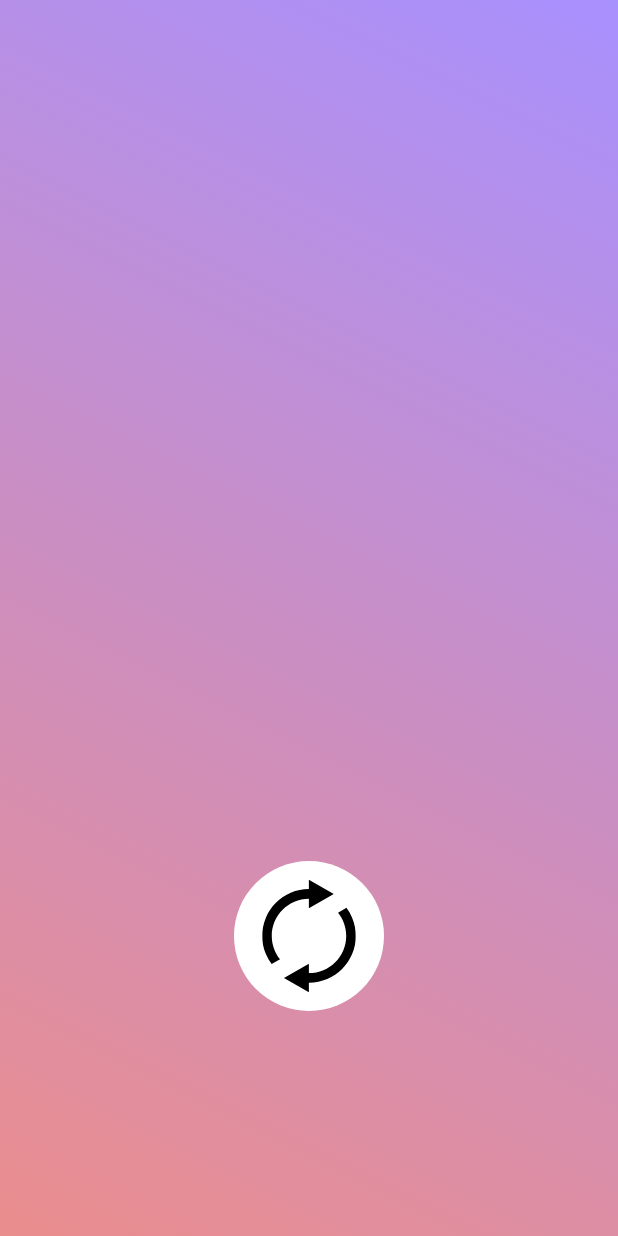
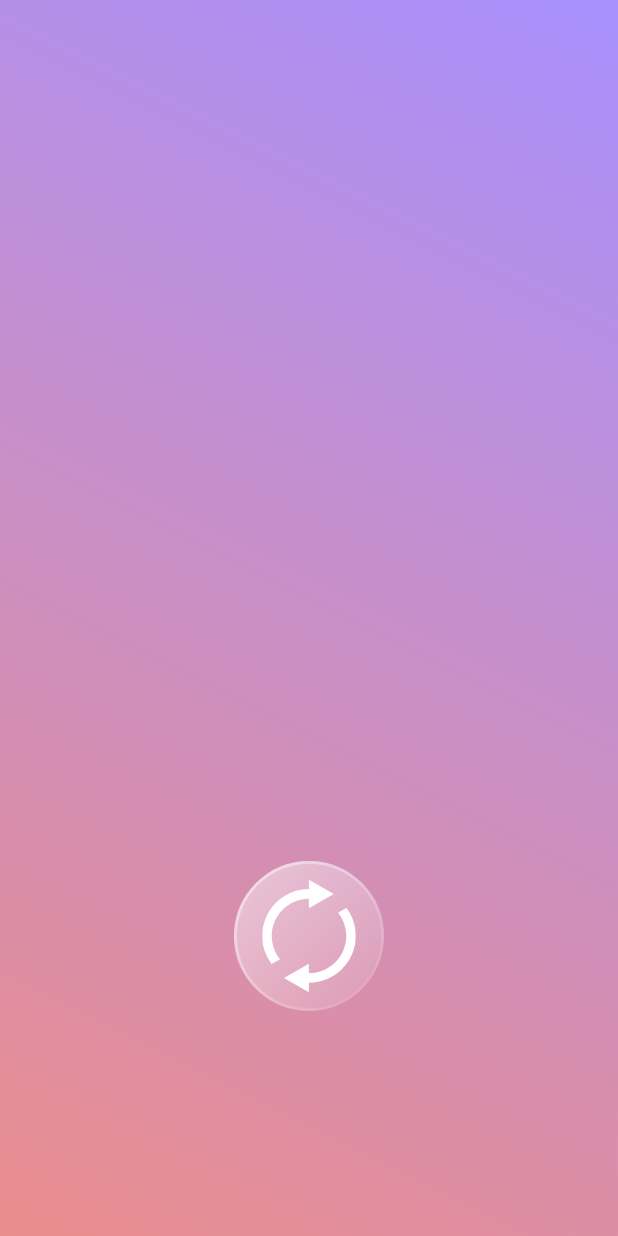
Before and after one commit to ilyasben26/awkward_silence_reborn, a Flutter app: the screen it shows after launch, on a phone screen of 412 x 824 dp. Run offline on Flutter 3.47's test engine with Material 2 defaults, Android fonts, the phone set to English and light mode, and no system bars; drawn by our look-alikes of glassmorphism; our stand-ins replace flutter_animate, flutter_svg.

Commit message:
added Glassmorphic Button

```diff
--- a/lib/widgets/reset_button.dart
+++ b/lib/widgets/reset_button.dart
@@ -2,6 +2,7 @@ import 'package:flutter/cupertino.dart';
 import 'package:flutter/material.dart';
 import 'package:flutter_svg/svg.dart';
 import 'package:provider/provider.dart';
+import 'package:glassmorphism/glassmorphism.dart';
 
 import '../providers/prompts.dart';
 
@@ -84,16 +85,39 @@ class _ResetButtonState extends State<ResetButton> {
                         }));
                   });
                 },
-          child: Container(
+          child: GlassmorphicContainer(
             height: 100,
             width: 100,
-            decoration: const BoxDecoration(
-                color: Colors.white, shape: BoxShape.circle),
+            borderRadius: 200,
+            blur: 6.5,
+            shape: BoxShape.circle,
+            border: 2,
+            linearGradient: LinearGradient(
+              colors: [
+                Color(0xFFffffff).withOpacity(0.5),
+                Color(0xFFFFFFFF).withOpacity(0.1),
+              ],
+              begin: Alignment.topLeft,
+              end: Alignment.bottomRight,
+            ),
+            borderGradient: LinearGradient(
+              colors: [
+                Color(0xFFffffff).withOpacity(0.5),
+                Color(0xFFFFFFFF).withOpacity(0.01),
+              ],
+              begin: Alignment.topLeft,
+              end: Alignment.bottomRight,
+            ),
+            // decoration: const BoxDecoration(
+            //     color: Colors.white, shape: BoxShape.circle),
             child: AnimatedRotation(
               turns: turns,
               duration: Duration(seconds: 1),
               child: Center(
-                child: SvgPicture.asset('assets/svgs/arrow_circular.svg'),
+                child: SvgPicture.asset(
+                  'assets/svgs/arrow_circular.svg',
+                  color: Colors.white,
+                ),
               ),
             ),
           ),
--- a/pubspec.yaml
+++ b/pubspec.yaml
@@ -36,6 +36,7 @@ dependencies:
   provider: ^6.0.5
   flutter_animate: ^4.1.0
   flutter_svg: ^2.0.2
+  glassmorphism: ^3.0.0
 
 
 dev_dependencies:
```
Also changed, not shown: pubspec.lock.
